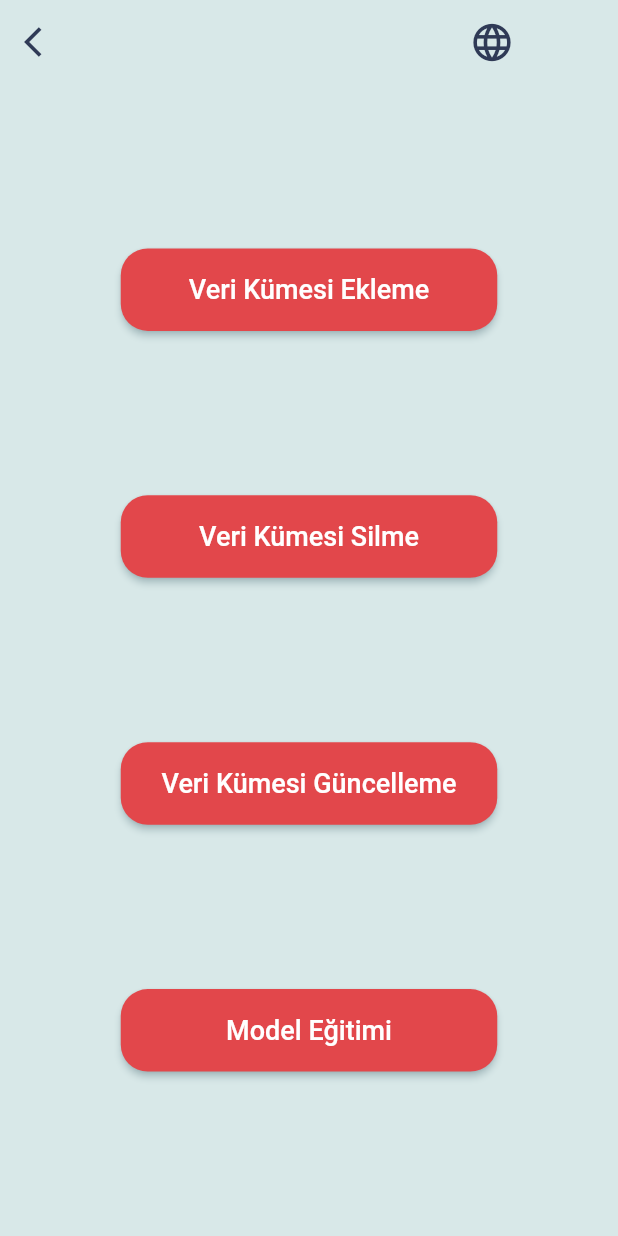
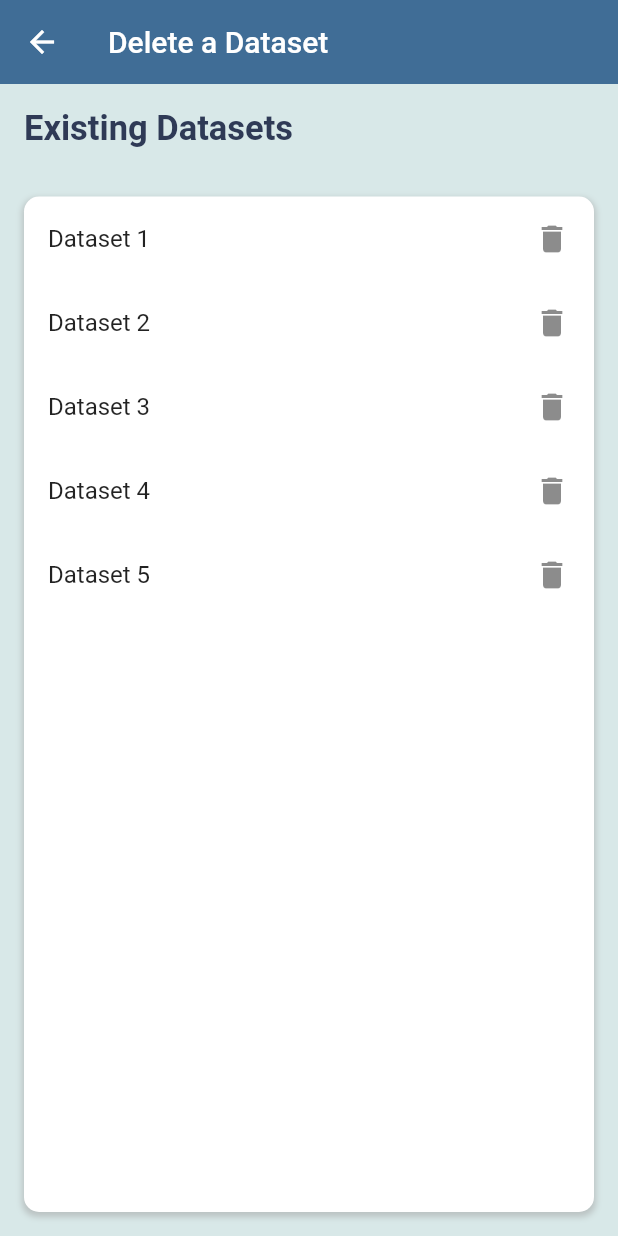
Before and after one commit to begumzengin/ParsyBot, a Flutter app: the LightAdminPage screen opened directly, after a tap on "Veri Kümesi Silme", on a phone screen of 412 x 824 dp. Run offline on Flutter 3.47's test engine with Material 2 defaults, Android fonts, the phone set to English and light mode, and no system bars; our stand-ins replace firebase_auth, firebase_core, flutter_spinkit, google_fonts, speech_to_text; accounts and stored records are empty.

Commit message:
delete dataset page implemented

```diff
--- a/parsybot/lib/screens/admin_screens/delete_dataset_page.dart
+++ b/parsybot/lib/screens/admin_screens/delete_dataset_page.dart
@@ -0,0 +1,60 @@
+import 'package:flutter/material.dart';
+import 'package:parsybot/constants.dart';
+
+class DeleteDatasetPage extends StatelessWidget {
+  @override
+  Widget build(BuildContext context) {
+    return Scaffold(
+      appBar: AppBar(
+        elevation: 0,
+        title: Text('Delete a Dataset'),
+        backgroundColor: sanMarino,
+      ),
+      backgroundColor: lightBackground,
+      body: Column(
+        crossAxisAlignment: CrossAxisAlignment.stretch,
+        children: [
+          Padding(
+            padding: const EdgeInsets.all(16.0),
+            child: Text(
+              'Existing Datasets',
+              style: TextStyle(
+                  fontSize: 23.0,
+                  fontWeight: FontWeight.bold,
+                  color: pickledBluewood),
+            ),
+          ),
+          Expanded(
+            child: Container(
+              decoration: BoxDecoration(
+                color: Colors.white,
+                borderRadius: BorderRadius.circular(10.0),
+                boxShadow: [
+                  BoxShadow(
+                    color: Colors.grey.withOpacity(0.5),
+                    spreadRadius: 1,
+                    blurRadius: 3,
+                    offset: Offset(0, 2),
+                  ),
+                ],
+              ),
+              margin: EdgeInsets.all(16.0),
+              child: ListView.builder(
+                itemCount: 5, // replace with actual dataset count
+                itemBuilder: (BuildContext context, int index) {
+                  return ListTile(
+                    title: Text('Dataset ${index + 1}'),
+                    trailing: Icon(Icons.delete),
+                    onTap: () {
+                      // show delete confirmation dialog
+                    },
+                  );
+                },
+              ),
+            ),
+          ),
+        ],
+      ),
+    );
+  }
+}
--- a/parsybot/lib/screens/admin_screens/light_admin_page.dart
+++ b/parsybot/lib/screens/admin_screens/light_admin_page.dart
@@ -1,6 +1,7 @@
 import 'package:parsybot/constants.dart';
 import 'package:flutter/material.dart';
 import 'package:parsybot/screens/admin_screens/add_dataset_page.dart';
+import 'package:parsybot/screens/admin_screens/delete_dataset_page.dart';
 import 'package:parsybot/screens/light_landing_page.dart';
 
 class LightAdminPage extends StatelessWidget {
@@ -58,7 +59,12 @@ class LightAdminPage extends StatelessWidget {
                 width: 251,
                 height: 55,
                 child: ElevatedButton(
-                    onPressed: () {},
+                    onPressed: () {
+                      Navigator.push(
+                          context,
+                          MaterialPageRoute(
+                              builder: (context) => DeleteDatasetPage()));
+                    },
                     child: Text('Veri Kümesi Silme',
                         style: TextStyle(color: Colors.white, fontSize: 18)),
                     style: ButtonStyle(
```
